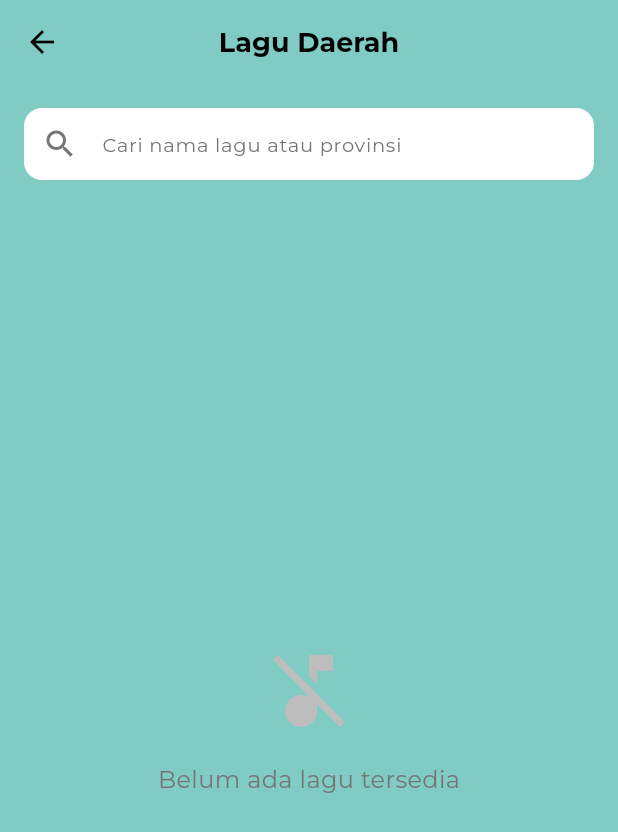
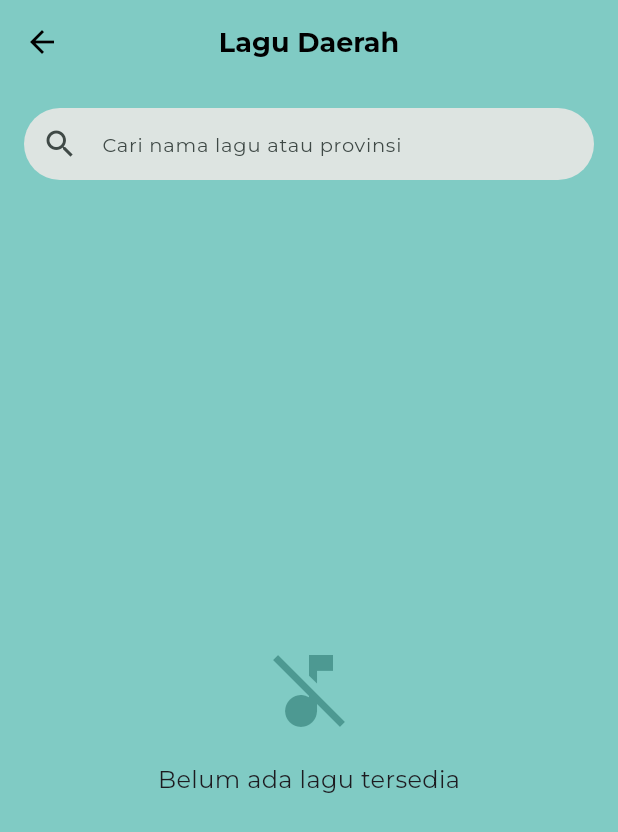
Before and after one commit to Mangzy/budaya_indonesia, a Flutter app: the MusicPage screen opened by its route, on a phone screen of 412 x 824 dp. Shown: the top 832 px of the screen. Run offline on Flutter 3.47's test engine with Material 3 defaults, Android fonts, the phone set to English and light mode, and no system bars; our stand-ins replace firebase_auth, firebase_core, flutter_svg, google_fonts, google_sign_in, image_picker and 4 more; missing offline and left inert: arkit_plugin, model_viewer_plus; accounts and stored records are empty.

Commit message:
menyesuaikan ui agar konsisten (size font, darkmode, color)

```diff
--- a/lib/features/login/widgets/primary_button.dart
+++ b/lib/features/login/widgets/primary_button.dart
@@ -1,4 +1,5 @@
 import 'package:flutter/material.dart';
+import 'package:budaya_indonesia/common/static/app_color.dart';
 
 class PrimaryButton extends StatelessWidget {
   final VoidCallback? onPressed;
@@ -11,15 +12,14 @@ class PrimaryButton extends StatelessWidget {
 
   @override
   Widget build(BuildContext context) {
-    final color = const Color(0xFF006F5F); // konsisten dengan desain hijau tua
     return SizedBox(
       width: double.infinity,
       child: ElevatedButton(
         onPressed: onPressed,
         style: ElevatedButton.styleFrom(
-          backgroundColor: color,
+          backgroundColor: AppColors.primary,
           // ignore: deprecated_member_use
-          disabledBackgroundColor: color.withOpacity(.4),
+          disabledBackgroundColor: AppColors.primary.withOpacity(.4),
           foregroundColor: Colors.white,
           shape: RoundedRectangleBorder(
             borderRadius: BorderRadius.circular(32),
--- a/lib/features/music/pages/music_page.dart
+++ b/lib/features/music/pages/music_page.dart
@@ -51,14 +51,11 @@ class _MusicPageState extends State<MusicPage> {
     return Scaffold(
       appBar: AppBar(
         centerTitle: true,
-        elevation: 0,
-
         title: Text(
           'Lagu Daerah',
           style: GoogleFonts.montserrat(
             fontWeight: FontWeight.bold,
             fontSize: 18,
-            color: Colors.black,
           ),
         ),
       ),
@@ -66,7 +63,6 @@ class _MusicPageState extends State<MusicPage> {
         children: [
           Container(
             padding: const EdgeInsets.all(16),
-            color: AppColors.tertiary,
             child: TextField(
               controller: _searchController,
               onChanged: (value) {
@@ -74,14 +70,11 @@ class _MusicPageState extends State<MusicPage> {
               },
               decoration: InputDecoration(
                 hintText: 'Cari nama lagu atau provinsi',
-                hintStyle: GoogleFonts.montserrat(
-                  color: Colors.grey.shade600,
-                  fontSize: 13,
-                ),
-                prefixIcon: Icon(Icons.search, color: Colors.grey.shade600),
+                hintStyle: GoogleFonts.montserrat(fontSize: 13),
+                prefixIcon: const Icon(Icons.search),
                 suffixIcon: _searchController.text.isNotEmpty
                     ? IconButton(
-                        icon: Icon(Icons.clear, color: Colors.grey.shade600),
+                        icon: const Icon(Icons.clear),
                         onPressed: () {
                           _searchController.clear();
                           context.read<MusicListProvider>().clearSearch();
@@ -89,9 +82,8 @@ class _MusicPageState extends State<MusicPage> {
                       )
                     : null,
                 filled: true,
-                fillColor: Colors.white,
                 border: OutlineInputBorder(
-                  borderRadius: BorderRadius.circular(12),
+                  borderRadius: BorderRadius.circular(24),
                   borderSide: BorderSide.none,
                 ),
                 contentPadding: const EdgeInsets.symmetric(
@@ -114,10 +106,10 @@ class _MusicPageState extends State<MusicPage> {
                     child: Column(
                       mainAxisAlignment: MainAxisAlignment.center,
                       children: [
-                        const Icon(
+                        Icon(
                           Icons.error_outline,
                           size: 64,
-                          color: Colors.red,
+                          color: Theme.of(context).colorScheme.error,
                         ),
                         const SizedBox(height: 16),
                         Text(
@@ -125,16 +117,12 @@ class _MusicPageState extends State<MusicPage> {
                           style: GoogleFonts.montserrat(
                             fontSize: 16,
                             fontWeight: FontWeight.w600,
-                            color: Colors.grey.shade800,
                           ),
                         ),
                         const SizedBox(height: 8),
                         Text(
                           provider.error ?? 'Terjadi kesalahan',
-                          style: GoogleFonts.montserrat(
-                            fontSize: 14,
-                            color: Colors.grey.shade600,
-                          ),
+                          style: GoogleFonts.montserrat(fontSize: 14),
                           textAlign: TextAlign.center,
                         ),
                         const SizedBox(height: 16),
@@ -160,7 +148,9 @@ class _MusicPageState extends State<MusicPage> {
                         Icon(
                           Icons.music_off,
                           size: 64,
-                          color: Colors.grey.shade400,
+                          color: Theme.of(
+                            context,
+                          ).iconTheme.color?.withOpacity(0.4),
                         ),
                         const SizedBox(height: 16),
                         Text(
@@ -168,10 +158,7 @@ class _MusicPageState extends State<MusicPage> {
                                   provider.searchQuery!.isNotEmpty
                               ? 'Tidak ada lagu ditemukan'
                               : 'Belum ada lagu tersedia',
-                          style: GoogleFonts.montserrat(
-                            fontSize: 16,
-                            color: Colors.grey.shade600,
-                          ),
+                          style: GoogleFonts.montserrat(fontSize: 16),
                         ),
                       ],
                     ),
--- a/lib/features/profile/widgets/profile_button.dart
+++ b/lib/features/profile/widgets/profile_button.dart
@@ -1,4 +1,5 @@
 import 'package:flutter/material.dart';
+import 'package:budaya_indonesia/common/static/app_color.dart';
 
 class ProfileActionTile extends StatelessWidget {
   final IconData icon;
@@ -44,7 +45,7 @@ class EditableChip extends StatelessWidget {
       child: Container(
         padding: const EdgeInsets.symmetric(horizontal: 10, vertical: 4),
         decoration: BoxDecoration(
-          color: Colors.teal.shade400,
+          color: AppColors.primary,
           borderRadius: BorderRadius.circular(30),
         ),
         child: const Text(
--- a/lib/features/register/widgets/primary_button.dart
+++ b/lib/features/register/widgets/primary_button.dart
@@ -1,4 +1,5 @@
 import 'package:flutter/material.dart';
+import 'package:budaya_indonesia/common/static/app_color.dart';
 
 class RegisterPrimaryButton extends StatelessWidget {
   final VoidCallback? onPressed;
@@ -11,15 +12,14 @@ class RegisterPrimaryButton extends StatelessWidget {
 
   @override
   Widget build(BuildContext context) {
-    const color = Color(0xFF006F5F);
     return SizedBox(
       width: double.infinity,
       child: ElevatedButton(
         onPressed: onPressed,
         style: ElevatedButton.styleFrom(
-          backgroundColor: color,
+          backgroundColor: AppColors.primary,
           // ignore: deprecated_member_use
-          disabledBackgroundColor: color.withOpacity(.4),
+          disabledBackgroundColor: AppColors.primary.withOpacity(.4),
           foregroundColor: Colors.white,
           shape: RoundedRectangleBorder(
             borderRadius: BorderRadius.circular(32),
```
Also changed, not shown: lib/clothes/pages/pakaian_daerah_page.dart (+35 -27 lines), lib/features/home/pages/home_page.dart (+11 -10 lines), lib/features/home/pages/pakaian_detail_page.dart (+9 -12 lines), lib/features/profile/pages/profile_page.dart (+8 -11 lines), lib/features/quiz/pages/quiz_page.dart (+14 -17 lines), lib/features/quiz/pages/result_page.dart (+10 -15 lines), lib/features/quiz/widgets/option_button.dart (+4 -3 lines), lib/features/quiz/widgets/skor.dart (+7 -3 lines).
